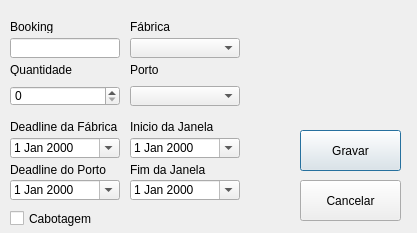
Qt form GUI/EditarBooking/EditarBooking.ui (Aniroth/WM-Lages) before a commit.
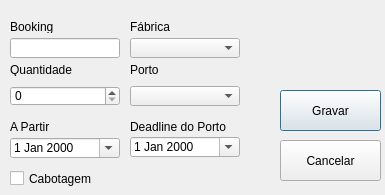
The same form after that commit.

The edit to the form file:
```diff
--- a/GUI/EditarBooking/EditarBooking.ui
+++ b/GUI/EditarBooking/EditarBooking.ui
@@ -6,8 +6,8 @@
    <rect>
     <x>0</x>
     <y>0</y>
-    <width>417</width>
-    <height>233</height>
+    <width>385</width>
+    <height>195</height>
    </rect>
   </property>
   <property name="windowTitle">
@@ -35,41 +35,10 @@
     </size>
    </property>
    <property name="text">
-    <string>Deadline da Fábrica</string>
+    <string>A Partir</string>
    </property>
   </widget>
-  <widget class="QDateEdit" name="DATE_FimJanela">
-   <property name="geometry">
-    <rect>
-     <x>130</x>
-     <y>180</y>
-     <width>110</width>
-     <height>20</height>
-    </rect>
-   </property>
-   <property name="sizePolicy">
-    <sizepolicy hsizetype="Fixed" vsizetype="Fixed">
-     <horstretch>0</horstretch>
-     <verstretch>0</verstretch>
-    </sizepolicy>
-   </property>
-   <property name="minimumSize">
-    <size>
-     <width>110</width>
-     <height>0</height>
-    </size>
-   </property>
-   <property name="maximumSize">
-    <size>
-     <width>110</width>
-     <height>16777215</height>
-    </size>
-   </property>
-   <property name="calendarPopup">
-    <bool>true</bool>
-   </property>
-  </widget>
-  <widget class="QDateEdit" name="DATE_DL_Fabrica">
+  <widget class="QDateEdit" name="DATE_Apartir">
    <property name="geometry">
     <rect>
      <x>10</x>
@@ -113,73 +82,11 @@
     <number>1000</number>
    </property>
   </widget>
-  <widget class="QDateEdit" name="DATE_InicioJanela">
-   <property name="geometry">
-    <rect>
-     <x>130</x>
-     <y>138</y>
-     <width>110</width>
-     <height>20</height>
-    </rect>
-   </property>
-   <property name="sizePolicy">
-    <sizepolicy hsizetype="Fixed" vsizetype="Fixed">
-     <horstretch>0</horstretch>
-     <verstretch>0</verstretch>
-    </sizepolicy>
-   </property>
-   <property name="minimumSize">
-    <size>
-     <width>110</width>
-     <height>0</height>
-    </size>
-   </property>
-   <property name="maximumSize">
-    <size>
-     <width>110</width>
-     <height>16777215</height>
-    </size>
-   </property>
-   <property name="calendarPopup">
-    <bool>true</bool>
-   </property>
-  </widget>
-  <widget class="QLabel" name="LBL_FimJanela">
-   <property name="geometry">
-    <rect>
-     <x>130</x>
-     <y>163</y>
-     <width>110</width>
-     <height>13</height>
-    </rect>
-   </property>
-   <property name="sizePolicy">
-    <sizepolicy hsizetype="Fixed" vsizetype="Fixed">
-     <horstretch>0</horstretch>
-     <verstretch>0</verstretch>
-    </sizepolicy>
-   </property>
-   <property name="minimumSize">
-    <size>
-     <width>110</width>
-     <height>0</height>
-    </size>
-   </property>
-   <property name="maximumSize">
-    <size>
-     <width>110</width>
-     <height>16777215</height>
-    </size>
-   </property>
-   <property name="text">
-    <string>Fim da Janela</string>
-   </property>
-  </widget>
   <widget class="QDateEdit" name="DATE_DL_Porto">
    <property name="geometry">
     <rect>
-     <x>10</x>
-     <y>180</y>
+     <x>130</x>
+     <y>137</y>
      <width>110</width>
      <height>20</height>
     </rect>
@@ -241,7 +148,7 @@
    <property name="geometry">
     <rect>
      <x>10</x>
-     <y>210</y>
+     <y>170</y>
      <width>110</width>
      <height>17</height>
     </rect>
@@ -268,37 +175,6 @@
     <string>Cabotagem</string>
    </property>
   </widget>
-  <widget class="QLabel" name="LBL_InicioJanela">
-   <property name="geometry">
-    <rect>
-     <x>130</x>
-     <y>120</y>
-     <width>110</width>
-     <height>13</height>
-    </rect>
-   </property>
-   <property name="sizePolicy">
-    <sizepolicy hsizetype="Fixed" vsizetype="Fixed">
-     <horstretch>0</horstretch>
-     <verstretch>0</verstretch>
-    </sizepolicy>
-   </property>
-   <property name="minimumSize">
-    <size>
-     <width>110</width>
-     <height>0</height>
-    </size>
-   </property>
-   <property name="maximumSize">
-    <size>
-     <width>110</width>
-     <height>16777215</height>
-    </size>
-   </property>
-   <property name="text">
-    <string>Inicio da Janela</string>
-   </property>
-  </widget>
   <widget class="QComboBox" name="CBX_Fabrica">
    <property name="geometry">
     <rect>
@@ -386,8 +262,8 @@
   <widget class="QLabel" name="LBL_DL_Porto">
    <property name="geometry">
     <rect>
-     <x>10</x>
-     <y>163</y>
+     <x>130</x>
+     <y>120</y>
      <width>110</width>
      <height>13</height>
     </rect>
@@ -483,8 +359,8 @@
   <widget class="QPushButton" name="PBT_Gravar">
    <property name="geometry">
     <rect>
-     <x>300</x>
-     <y>130</y>
+     <x>280</x>
+     <y>90</y>
      <width>101</width>
      <height>41</height>
     </rect>
@@ -496,8 +372,8 @@
   <widget class="QPushButton" name="PBT_Cancelar">
    <property name="geometry">
     <rect>
-     <x>300</x>
-     <y>180</y>
+     <x>280</x>
+     <y>140</y>
      <width>101</width>
      <height>41</height>
     </rect>
```
Left out of the diff: 6 changed lines with no effect on the pictures.
